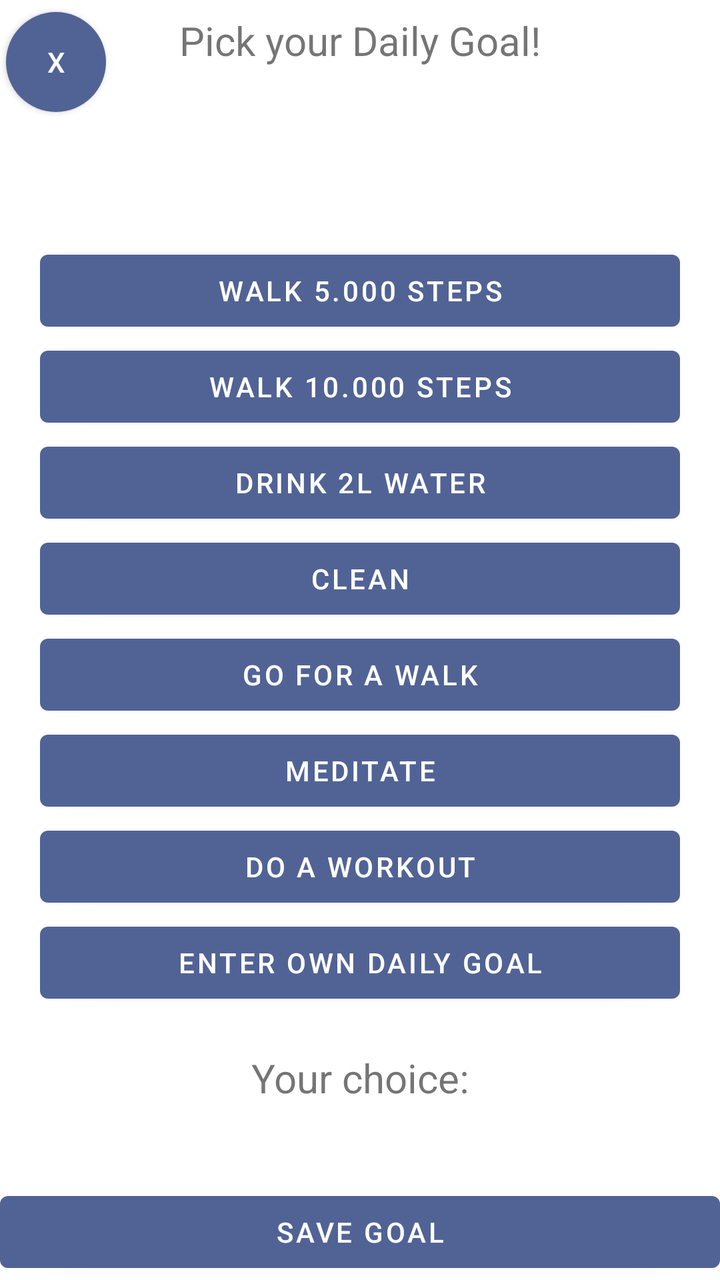
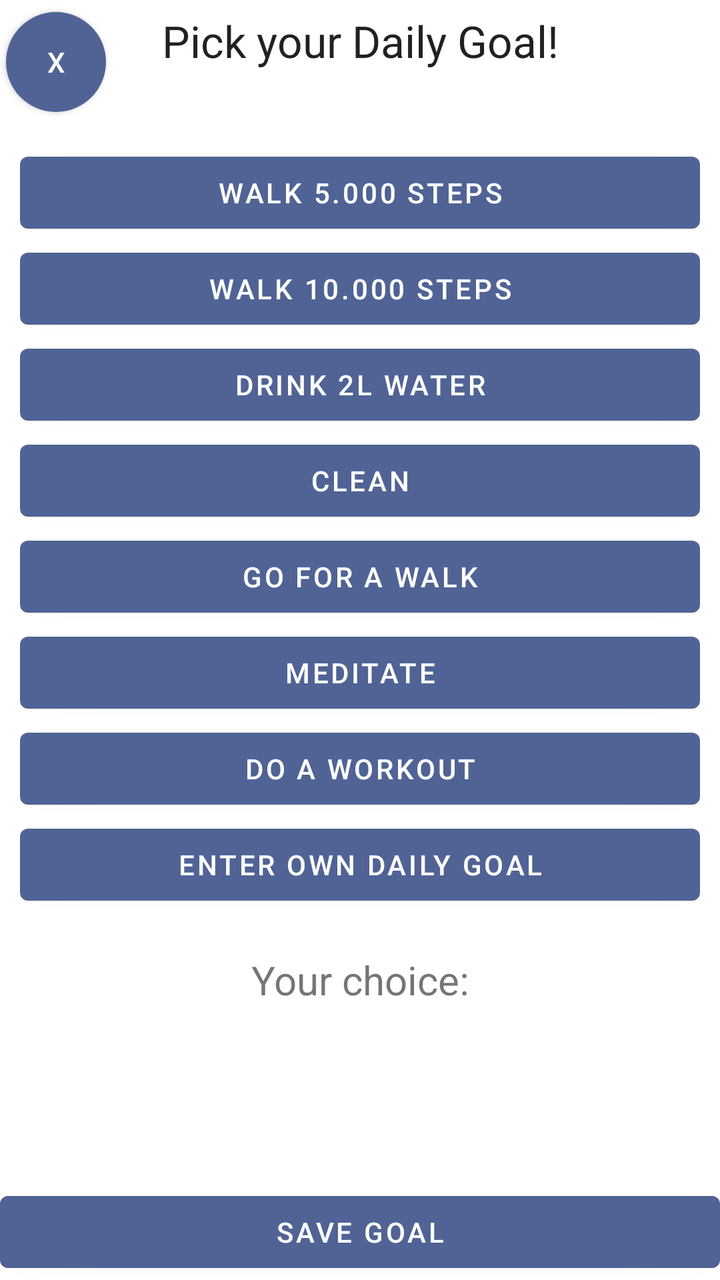

Compare the two renders of this Android layout. The source of the first and the diff that turns it into the second are given below.
<!-- AndroidManifest.xml: application theme Theme.SELab23B02 -->
<!-- res/layout/activity_daily_task.xml -->
<?xml version="1.0" encoding="utf-8"?>
<androidx.constraintlayout.widget.ConstraintLayout xmlns:android="http://schemas.android.com/apk/res/android"
    xmlns:app="http://schemas.android.com/apk/res-auto"
    xmlns:tools="http://schemas.android.com/tools"
    android:layout_width="match_parent"
    android:layout_height="match_parent"
    tools:context=".DailyTaskActivity">
    <Button
        android:layout_width="50dp"
        android:layout_height="50dp"
        android:background="@drawable/round_button"
        android:text="x"
        app:layout_constraintHorizontal_bias="0.01"
        app:layout_constraintVertical_bias="0.01"
        app:layout_constraintLeft_toLeftOf="parent"
        app:layout_constraintRight_toRightOf="parent"
        app:layout_constraintTop_toTopOf="parent"
        app:layout_constraintBottom_toBottomOf="parent"
        android:id="@+id/buttonX"
        />

    <TextView
        android:id="@+id/pickDailyGoalTxt"
        android:layout_width="wrap_content"
        android:layout_height="wrap_content"
        android:text="Pick your Daily Goal!"
        app:layout_constraintBottom_toBottomOf="parent"
        app:layout_constraintTop_toTopOf="parent"
        app:layout_constraintRight_toRightOf="parent"
        app:layout_constraintLeft_toLeftOf="parent"
        android:textSize="20dp"
        android:layout_marginTop="-600dp"/>


    <LinearLayout
        android:layout_width="match_parent"
        android:layout_height="wrap_content"
        android:paddingLeft="20dp"
        android:paddingRight="20dp"
        android:orientation="vertical"
        app:layout_constraintTop_toBottomOf="@id/pickDailyGoalTxt"
        app:layout_constraintLeft_toLeftOf="parent"
        app:layout_constraintRight_toRightOf="parent"
        app:layout_constraintBottom_toBottomOf="parent">

        <Button
            android:id="@+id/buttonWalk5000Steps"
            android:layout_width="match_parent"
            android:layout_height="match_parent"
            android:text="Walk 5.000 Steps"
            />
        <Button
            android:id="@+id/buttonWalk10000Steps"
            android:layout_width="match_parent"
            android:layout_height="match_parent"
            android:text="Walk 10.000 Steps"
            />
        <Button
            android:id="@+id/buttonDrinkWater"
            android:layout_width="match_parent"
            android:layout_height="match_parent"
            android:text="Drink 2L Water"
            />
        <Button
            android:id="@+id/buttonClean"
            android:layout_width="match_parent"
            android:layout_height="match_parent"
            android:text="Clean"
            />
        <Button
            android:id="@+id/buttonGoForAWalk"
            android:layout_width="match_parent"
            android:layout_height="match_parent"
            android:text="Go for a Walk"
            />
        <Button
            android:id="@+id/buttonMeditate"
            android:layout_width="match_parent"
            android:layout_height="match_parent"
            android:text="Meditate"
            />
        <Button
            android:id="@+id/buttonWorkout"
            android:layout_width="match_parent"
            android:layout_height="match_parent"
            android:text="Do a Workout"
            />
        <Button
            android:id="@+id/buttonOwnDailyGoal"
            android:layout_width="match_parent"
            android:layout_height="match_parent"
            android:text="Enter own Daily Goal"
            />
        <TextView
            android:id="@+id/txtChosenDailyGoal"
            android:layout_width="match_parent"
            android:layout_height="match_parent"
            android:text="Your choice:"
            android:textAlignment="center"
            android:textSize="20dp"
            android:layout_marginTop="20dp"/>

    </LinearLayout>
    <Button
        android:id="@+id/buttonSaveDailyTask"
        android:layout_width="match_parent"
        android:layout_height="wrap_content"
        android:text="Save Goal"
        app:layout_constraintBottom_toBottomOf="parent"
        app:layout_constraintRight_toRightOf="parent"
        app:layout_constraintLeft_toLeftOf="parent"
        />

</androidx.constraintlayout.widget.ConstraintLayout>
<!-- resources referenced by this layout -->
<resources>
  <!-- drawable round_button (drawable) -->
  <?xml version="1.0" encoding="utf-8"?>
  <shape xmlns:android="http://schemas.android.com/apk/res/android"
      android:shape="oval">
      <solid android:color="@color/accent_color"/>
  </shape>
  <style name="Theme.SELab23B02" parent="Theme.MaterialComponents.DayNight.DarkActionBar">
          
          <item name="colorPrimary">@color/accent_color</item>
          <item name="colorPrimaryVariant">@color/accent_color</item>
          <item name="colorOnPrimary">@color/white</item>
          
          <item name="colorSecondary">@color/teal_200</item>
          <item name="colorSecondaryVariant">@color/teal_700</item>
          <item name="colorOnSecondary">@color/black</item>
          
          <item name="android:statusBarColor">?attr/colorPrimaryVariant</item>
          
      </style>
  <color name="accent_color">#516395</color>
  <color name="white">#FFFFFFFF</color>
  <color name="teal_200">#FF03DAC5</color>
  <color name="teal_700">#FF018786</color>
  <color name="black">#FF000000</color>
</resources>

<!-- the commit's change to res/layout/activity_daily_task.xml (unified diff, before → after) -->
@@ -28,17 +28,17 @@
         app:layout_constraintTop_toTopOf="parent"
         app:layout_constraintRight_toRightOf="parent"
         app:layout_constraintLeft_toLeftOf="parent"
-        android:textSize="20dp"
+        android:textAppearance="?android:attr/textAppearanceLarge"
         android:layout_marginTop="-600dp"/>
 
 
     <LinearLayout
         android:layout_width="match_parent"
         android:layout_height="wrap_content"
-        android:paddingLeft="20dp"
-        android:paddingRight="20dp"
+        android:padding="10dp"
         android:orientation="vertical"
         app:layout_constraintTop_toBottomOf="@id/pickDailyGoalTxt"
+        android:layout_marginTop="-100dp"
         app:layout_constraintLeft_toLeftOf="parent"
         app:layout_constraintRight_toRightOf="parent"
         app:layout_constraintBottom_toBottomOf="parent">
@@ -109,6 +109,7 @@
         app:layout_constraintBottom_toBottomOf="parent"
         app:layout_constraintRight_toRightOf="parent"
         app:layout_constraintLeft_toLeftOf="parent"
+        android:onClick="saveGoalButtonClicked"
         />
 
 </androidx.constraintlayout.widget.ConstraintLayout>
